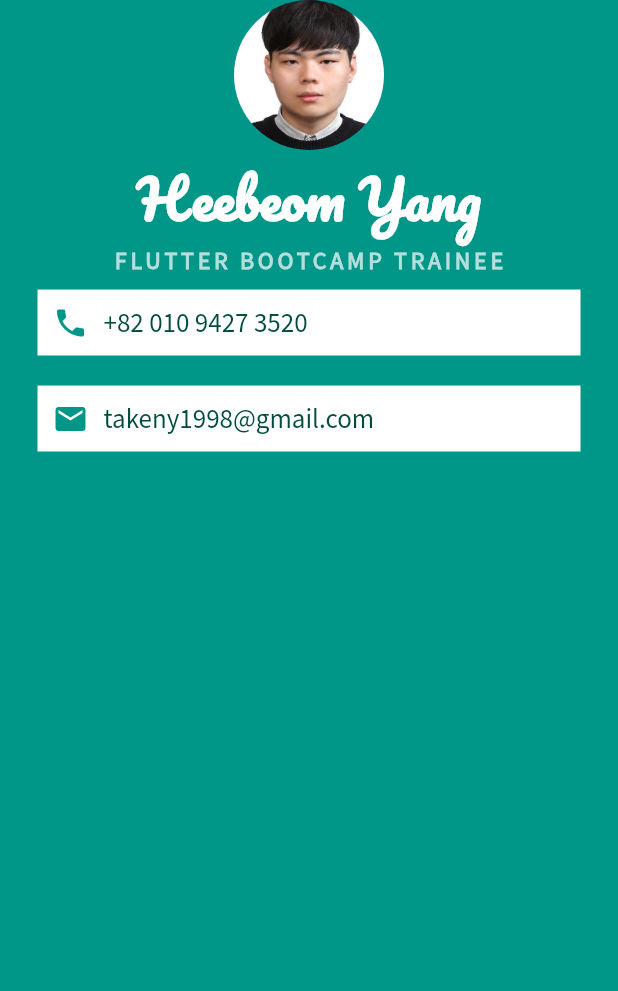
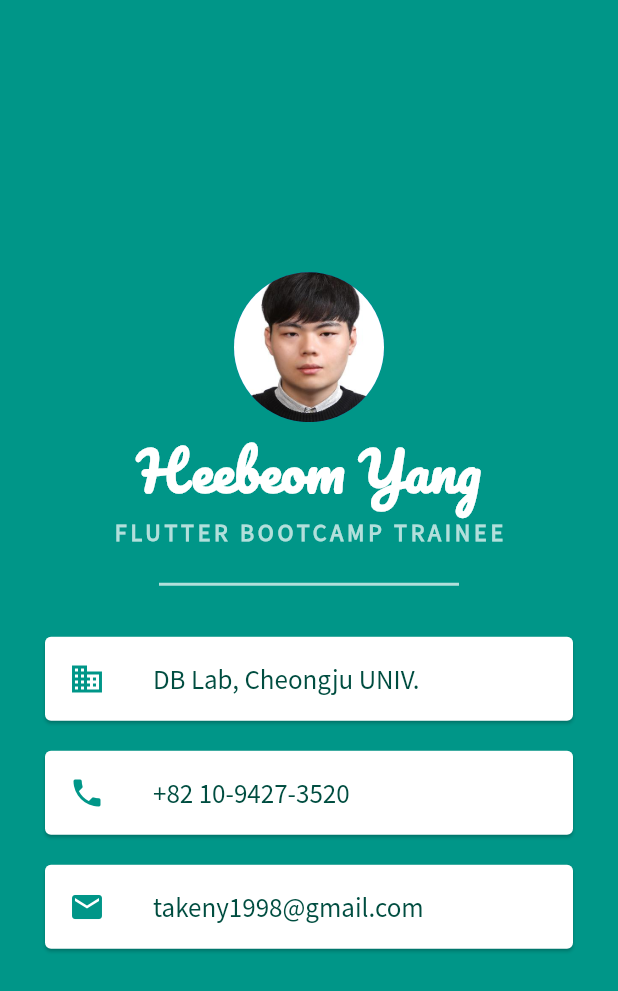
Before and after one commit to takeny1998/flutter-development-bootcamp, a Flutter app: the screen it shows after launch, on a phone screen of 412 x 824 dp. Shown: the top 991 px of the screen. Run offline on Flutter 3.47's test engine with Material 2 defaults, Android fonts, the light colour scheme and no system bars.

Commit message:
Complete Section 6

```diff
--- a/mi_card_flutter/lib/main.dart
+++ b/mi_card_flutter/lib/main.dart
@@ -13,6 +13,7 @@ class MyApp extends StatelessWidget {
           backgroundColor: Colors.teal,
           body: SafeArea(
               child: Column(
+            mainAxisAlignment: MainAxisAlignment.center,
             children: <Widget>[
               CircleAvatar(
                 radius: 50.0,
@@ -35,52 +36,64 @@ class MyApp extends StatelessWidget {
                     fontWeight: FontWeight.bold,
                     fontFamily: 'Source Sans Pro',
                   )),
-              Container(
+              SizedBox(
+                width: 200.0,
+                height: 50.0,
+                child: Divider(
+                  thickness: 2,
+                  color: Colors.teal.shade100,
+                ),
+              ),
+              Card(
+                color: Colors.white,
+                margin: EdgeInsets.symmetric(
+                    vertical: 10.0, horizontal: 30.0
+                ),
+                child: ListTile(
+                  leading: Icon(Icons.domain, color: Colors.teal),
+                  title: Text('DB Lab, Cheongju UNIV.',
+                    style: TextStyle(
+                      color: Colors.teal.shade900,
+                      fontSize: 18.0,
+                      fontFamily: 'Source Sans Pro',
+                    ),
+                  ),
+                ),
+              ),
+              Card(
                 color: Colors.white,
                 margin: EdgeInsets.symmetric(
                   vertical: 10.0,
-                  horizontal: 25.0,
+                  horizontal: 30.0,
                 ),
-                padding: EdgeInsets.all(10.0),
-                child: Row(
-                  children: [
-                    Icon(
-                      Icons.phone,
-                      color: Colors.teal,
-                    ),
-                    SizedBox(
-                      width: 10.0,
-                    ),
-                    Text(
-                      '+82 010 9427 3520',
+                child: ListTile(
+                  leading: Icon(Icons.phone, color: Colors.teal),
+                  title: Text(
+                    '+82 10-9427-3520',
                     style: TextStyle(
                       color: Colors.teal.shade900,
                       fontFamily: 'Source Sans Pro',
                       fontSize: 18.0,
                     ),
-                    )
-                  ],
                   ),
                 ),
-              Container(
+              ),
+              Card(
                 color: Colors.white,
                 margin: EdgeInsets.symmetric(
-                    vertical: 10.0, horizontal: 25.0),
-                padding: EdgeInsets.all(10.0),
-                child: Row(
-                  children: [
-                    Icon(Icons.email, color: Colors.teal),
-                    SizedBox(width: 10.0),
-                    Text('takeny1998@gmail.com',
+                    vertical: 10.0, horizontal: 30.0),
+                child: ListTile(
+                  leading: Icon(Icons.email, color: Colors.teal),
+                  title: Text(
+                    'takeny1998@gmail.com',
                     style: TextStyle(
                       color: Colors.teal.shade900,
                       fontFamily: 'Source Sans Pro',
                       fontSize: 18.0,
                     ),
-                    )
-                  ],
                   ),
                 )
+              ),
             ],
           ))),
     );
```
Lines whose indentation alone changed are shown as unchanged.
